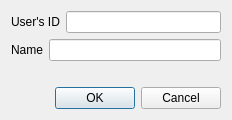
Above: Swift/QtUI/QtAddContactDialog.ui from swift/swift before the change. Below: the same form after it.
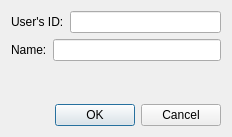
That is the form after the change.

Commit message:
Include colons in labels.
Resolves: #605

What changed in the file:
```diff
--- a/Swift/QtUI/QtAddContactDialog.ui
+++ b/Swift/QtUI/QtAddContactDialog.ui
@@ -7,7 +7,7 @@
     <x>0</x>
     <y>0</y>
     <width>232</width>
-    <height>110</height>
+    <height>137</height>
    </rect>
   </property>
   <property name="windowTitle">
@@ -19,7 +19,7 @@
      <item>
       <widget class="QLabel" name="label">
        <property name="text">
-        <string>User's ID</string>
+        <string>User's ID:</string>
        </property>
       </widget>
      </item>
@@ -33,7 +33,7 @@
      <item>
       <widget class="QLabel" name="label_2">
        <property name="text">
-        <string>Name</string>
+        <string>Name:</string>
        </property>
       </widget>
      </item>
```
The commit also changes 2 other files.
